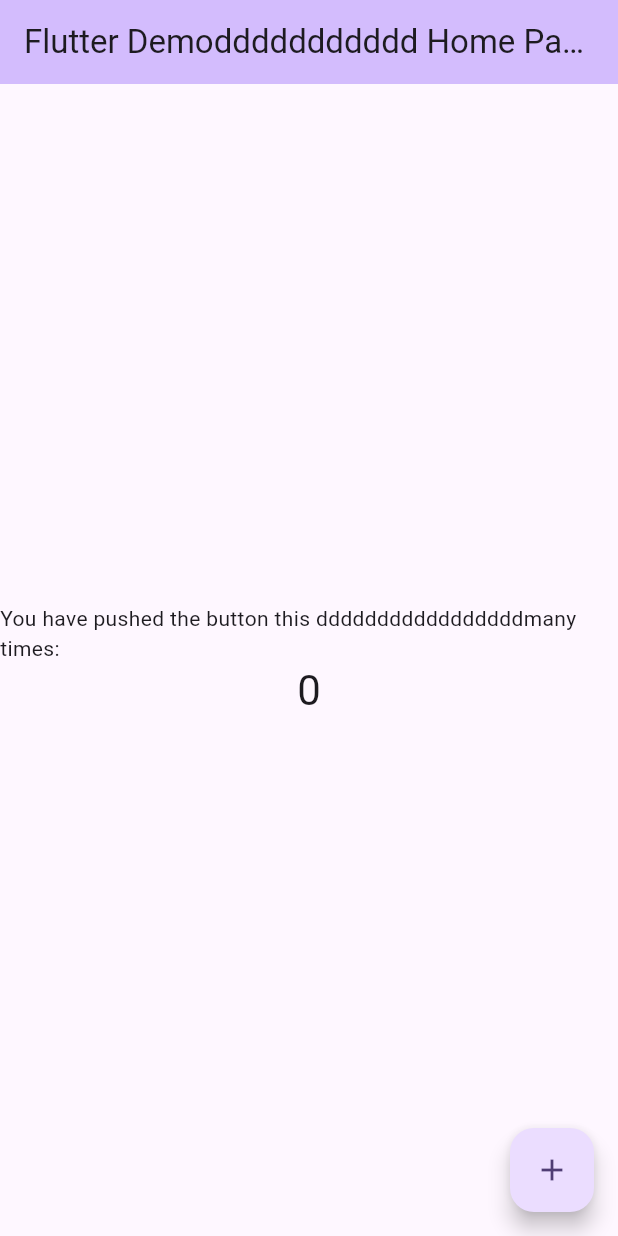
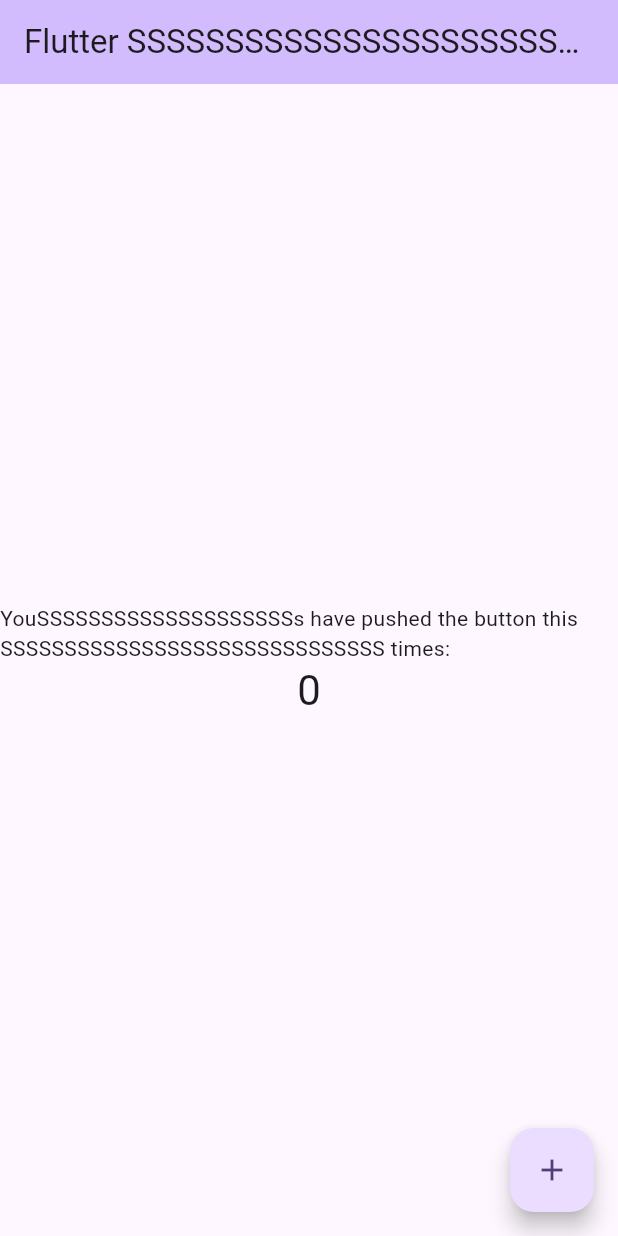
Before and after one commit to Ahmed-Basha1/FLutter, a Flutter app: the screen it shows after launch, on a phone screen of 412 x 824 dp. Run offline on Flutter 3.47's test engine with Material 3 defaults, Android fonts, the phone set to English and light mode, and no system bars.

Commit message:
Update main.dart

```diff
--- a/lib/main.dart
+++ b/lib/main.dart
@@ -31,7 +31,7 @@ class MyApp extends StatelessWidget {
         colorScheme: ColorScheme.fromSeed(seedColor: Colors.deepPurple),
         useMaterial3: true,
       ),
-      home: const MyHomePage(title: 'Flutter Demoddddddddddd Home Page'),
+      home: const MyHomePage(title: 'Flutter SSSSSSSSSSSSSSSSSSSSSSSSSSSSSSSSSs Home Page'),
     );
   }
 }
@@ -106,7 +106,7 @@ class _MyHomePageState extends State<MyHomePage> {
           mainAxisAlignment: MainAxisAlignment.center,
           children: <Widget>[
             const Text(
-              'You have pushed the button this dddddddddddddddddmany times:',
+              'YouSSSSSSSSSSSSSSSSSSSSs have pushed the button this SSSSSSSSSSSSSSSSSSSSSSSSSSSSSS times:',
             ),
             Text(
               '$_counter',
```
